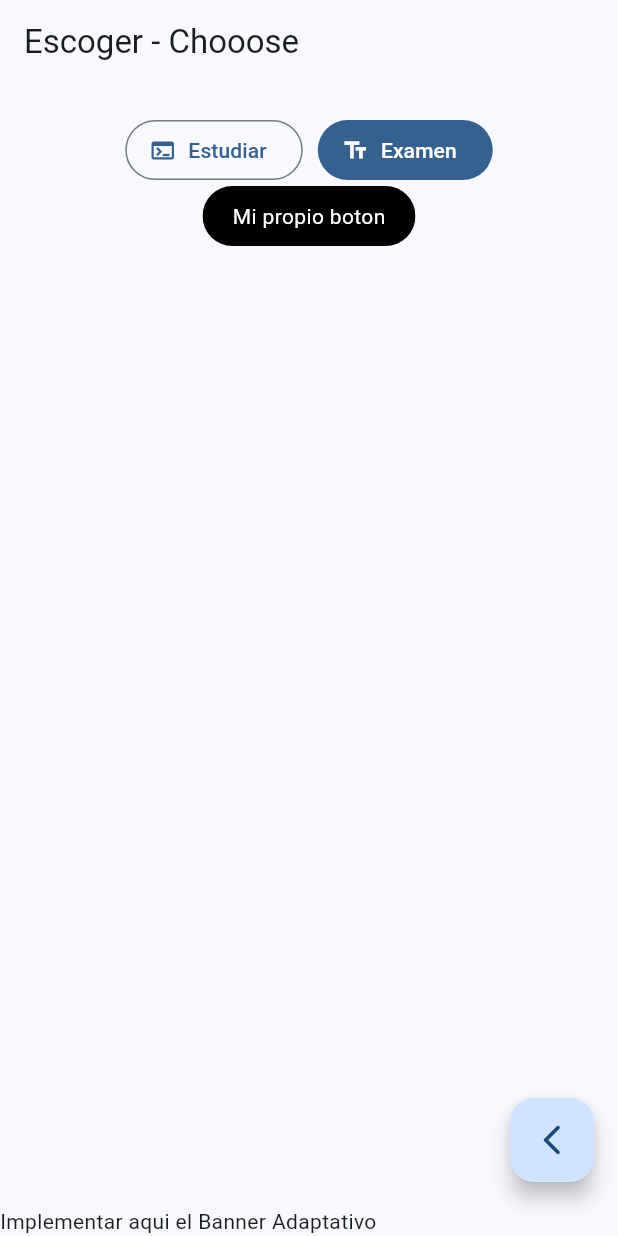
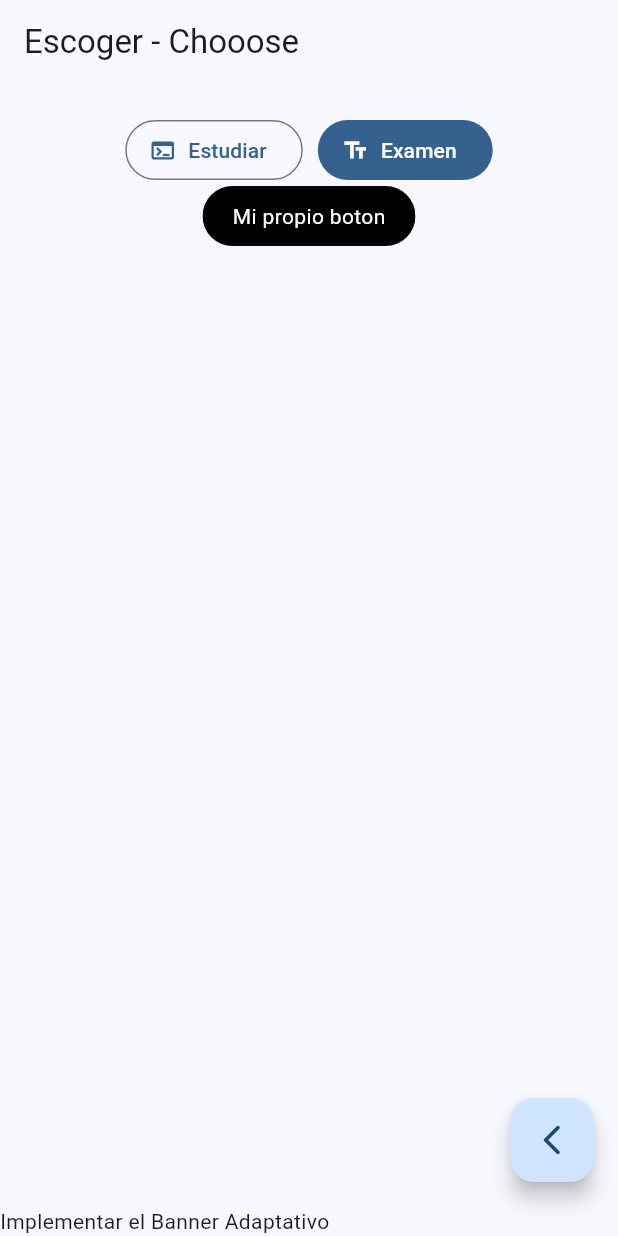
Before and after one commit to khrypton/simulacro, a Flutter app: the ChooseScreen screen opened by its route, on a phone screen of 412 x 824 dp. Run offline on Flutter 3.47's test engine with Material 2 defaults, Android fonts, the phone set to English and light mode, and no system bars; our stand-ins replace go_router.

Commit message:
Subir esto a la rama master por que ya esta teminado

```diff
--- a/lib/screens/choose_screen.dart
+++ b/lib/screens/choose_screen.dart
@@ -17,7 +17,7 @@ class ChooseScreen extends StatelessWidget {
           context.pop();
         },
       ),
-      bottomNavigationBar: const Text("Implementar aqui el Banner Adaptativo"),
+      bottomNavigationBar: const Text("Implementar el Banner Adaptativo"),
     );
   }
 }
```
